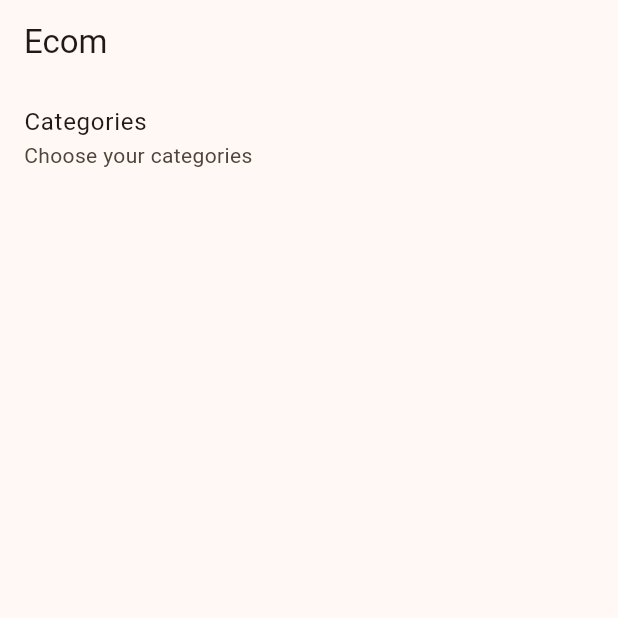
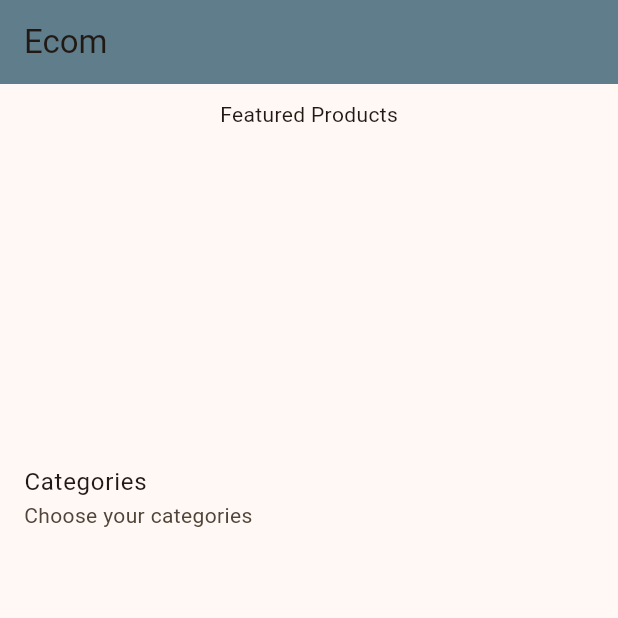
Before and after one commit to prasiddha-dahal/Lumina, a Flutter app: the screen it shows after launch, on a phone screen of 412 x 824 dp, the top half of it. Run offline on Flutter 3.47's test engine with Material 3 defaults, Android fonts, the phone set to English and light mode, and no system bars; drawn by our look-alikes of carousel_slider; our stand-ins replace dio, flutter_html, gap, get; network calls fail.

Commit message:
featured products displayed in carousel

```diff
--- a/lib/services/product_service.dart
+++ b/lib/services/product_service.dart
@@ -25,4 +25,16 @@ class ProductService {
     }
   }
 
+  static Future getFeaturedProducts() async {
+    final dio = Apiutil.dio;
+    try {
+      final response = await dio.get("/featured-products");
+      if (response != null) {
+        return response;
+      }
+    } catch (e) {
+      print(e.toString());
+    }
+  }
+
 }
--- a/lib/views/home_view.dart
+++ b/lib/views/home_view.dart
@@ -1,9 +1,11 @@
+import 'package:carousel_slider/carousel_slider.dart';
 import 'package:flutter/material.dart';
 import 'package:flutter_html/flutter_html.dart';
 import 'package:flutterecommerce/controllers/category_controller.dart';
 import 'package:flutterecommerce/controllers/product_controller.dart';
 import 'package:flutterecommerce/views/category_product_view.dart';
 import 'package:flutterecommerce/views/product_view.dart';
+import 'package:gap/gap.dart';
 import 'package:get/get.dart';
 
 class HomeView extends StatelessWidget {
@@ -14,7 +16,7 @@ class HomeView extends StatelessWidget {
     final productController = Get.find<ProductController>();
     final categoryController = Get.find<CategoryController>();
     return Scaffold(
-      appBar: AppBar(title: Text("Ecom")),
+      appBar: AppBar(title: Text("Ecom"), backgroundColor: Colors.blueGrey),
       body: Obx(() {
         if (productController.isLoading.value) {
           return Center(child: CircularProgressIndicator());
@@ -22,6 +24,26 @@ class HomeView extends StatelessWidget {
           return SingleChildScrollView(
             child: Column(
               children: [
+                Gap(10),
+                Text("Featured Products"),
+                Gap(10),
+                CarouselSlider(
+                  options: CarouselOptions(height: 200.0, autoPlay: true, enlargeCenterPage: true),
+                  items:productController.featuredProducts.value.data.map((i) {
+                    print(i.image);
+                    return Builder(
+                      builder: (BuildContext context) {
+                        return Container(
+                          width: MediaQuery.of(context).size.width,
+                          margin: EdgeInsets.symmetric(horizontal: 5.0),
+                          decoration: BoxDecoration(color: Colors.amber),
+                          child: Image.network("${i.image}"),
+                        );
+                      },
+                    );
+                  }).toList(),
+                ),
+
                 ListTile(
                   title: Text("Categories"),
                   subtitle: Text("Choose your categories"),
@@ -31,7 +53,7 @@ class HomeView extends StatelessWidget {
                     return LinearProgressIndicator();
                   } else {
                     return SizedBox(
-                      height: 100,
+                      height: 50,
                       child: ListView.builder(
                         scrollDirection: Axis.horizontal,
                         itemCount:
--- a/pubspec.yaml
+++ b/pubspec.yaml
@@ -38,6 +38,7 @@ dependencies:
   gap: ^3.0.1
   get: ^4.7.3
   dio: ^5.9.2
+  carousel_slider: ^5.1.2
 
 dev_dependencies:
   flutter_test:
```
Also changed, not shown: lib/controllers/product_controller.dart (+16 -0 lines), lib/models/featured_product_model.dart (added, +65 -0 lines), pubspec.lock.
